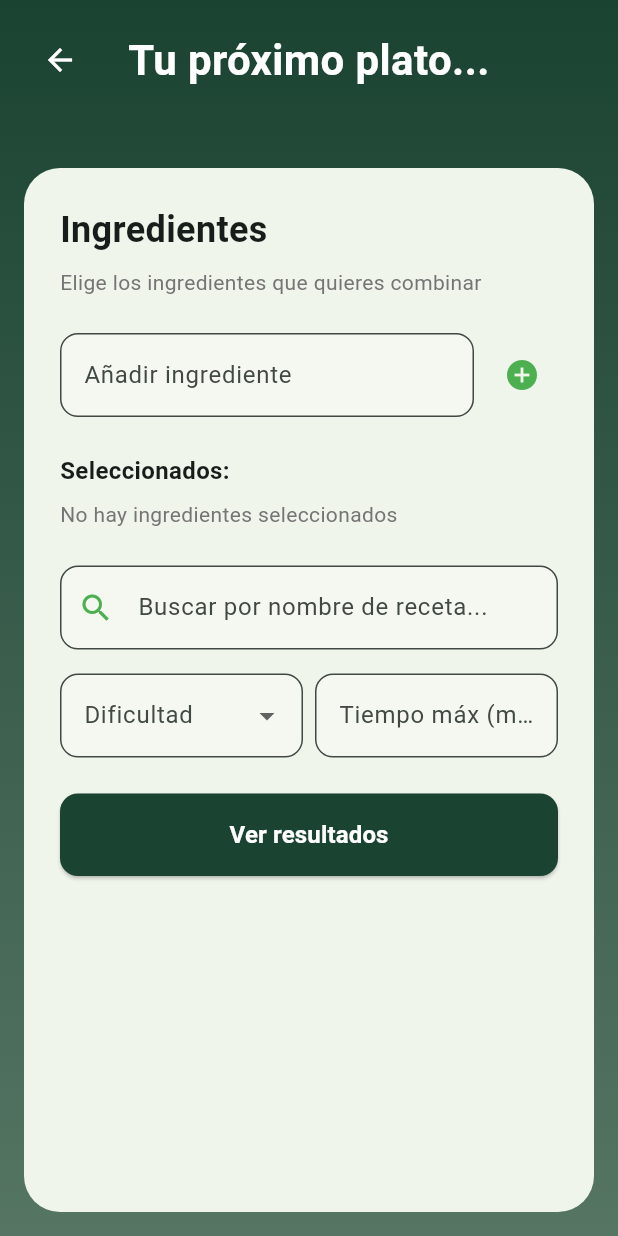
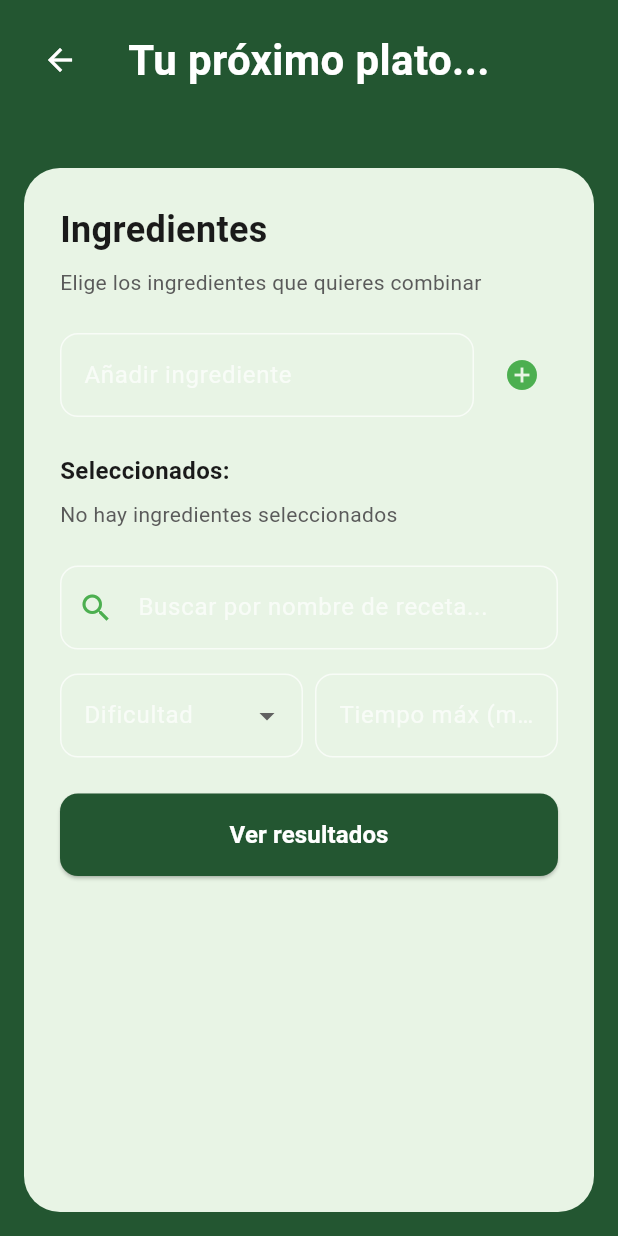
Before and after one commit to power4gods-source/NutriApp, a Flutter app: the RecipeFinderScreen screen opened directly, on a phone screen of 412 x 824 dp. Run offline on Flutter 3.47's test engine with Material 3 defaults, Android fonts, the phone set to English and light mode, and no system bars; our stand-ins replace cloud_firestore, firebase_core, firebase_crashlytics, firebase_storage, fl_chart, image_picker and 1 more; accounts and stored records are empty; network calls fail.

Commit message:
CooKind2

```diff
--- a/nutri_track/lib/config/app_theme.dart
+++ b/nutri_track/lib/config/app_theme.dart
@@ -1,14 +1,16 @@
 import 'package:flutter/material.dart';
 
-/// Tema CooKind: paleta verde elegante con acentos coloridos
+/// Tema CooKind: paleta verde elegante (#235631)
 class AppTheme {
-  // Colores principales (bosque elegante)
-  static const Color primary = Color(0xFF1B4332);
-  static const Color primaryLight = Color(0xFF2D6A4F);
-  static const Color primaryDark = Color(0xFF0D2818);
+  // Color principal - verde bosque
+  static const Color primary = Color(0xFF235631);
+
+  // Tonalidades del primary (más claro/oscuro)
+  static const Color primaryLight = Color(0xFF3D6B47);
+  static const Color primaryDark = Color(0xFF1A4025);
 
   // Verde acento (botones, highlights)
-  static const Color accent = Color(0xFF40916C);
+  static const Color accent = Color(0xFF4A7C54);
 
   // Acentos coloridos fuertes (tarjetas, iconos)
   static const Color vividRed = Color(0xFFD32F2F);      // Rojo intenso (favoritos, errores)
@@ -22,20 +24,20 @@
   static const Color ecoTerracotta = Color(0xFFBC6C25);
   static const Color ecoPeach = Color(0xFFF4A261);
 
-  // Fondos (abanico verdoso)
-  static const Color scaffoldBackground = Color(0xFFE0EBD8); // Verde menta suave
-  static const Color scaffoldBackgroundLight = Color(0xFFE8F0E4); // Variante más clara
-  static const Color ecoCream = Color(0xFFF5FAF2); // Crema con tono verde
-  static const Color surface = Color(0xFFF0F5EC);  // Superficie appbar (verde muy suave)
+  // Fondos: primary como base, tonalidades para interiores
+  static const Color scaffoldBackground = Color(0xFF235631);  // Fondo pestañas (primary)
+  static const Color scaffoldBackgroundLight = Color(0xFF2D4532); // Variante algo más clara
+  static const Color ecoCream = Color(0xFFE8F0E4); // Crema verdoso
+  static const Color surface = Color(0xFF2D4532);  // AppBar (tonalidad primary)
 
-  // Tarjetas: fondos tintados (no blanco puro)
-  static const Color cardBackground = Color(0xFFF5F8F0);   // Verde menta muy claro
-  static const Color cardBackgroundWarm = Color(0xFFF8F5F0); // Crema cálido
-  static const Color cardBorder = Color(0xFFD8E5D0);       // Borde verde suave
+  // Interiores con información: tonalidades muy claras para legibilidad
+  static const Color cardBackground = Color(0xFFE8F4E5);   // Verde muy claro (casi blanco)
+  static const Color cardBackgroundWarm = Color(0xFFF0F7ED); // Verde crema muy claro
+  static const Color cardBorder = Color(0xFFB8D4B0);       // Borde verde suave
 
   // Bordes y divisores
-  static const Color divider = Color(0xFFD4E2CE);
-  static const Color borderLight = Color(0xFFE2ECDD);
+  static const Color divider = Color(0xFFB8D4B0);
+  static const Color borderLight = Color(0xFFD0E2CA);
 
   // Dark mode - fondo negro base
   static const Color darkScaffoldBackground = Color(0xFF0A0A0A);
--- a/nutri_track/lib/screens/recipe_finder_screen.dart
+++ b/nutri_track/lib/screens/recipe_finder_screen.dart
@@ -500,7 +500,7 @@
                 child: Container(
                   margin: const EdgeInsets.all(16),
                   decoration: BoxDecoration(
-                    color: AppTheme.surface,
+                    color: AppTheme.cardBackground,
                     borderRadius: BorderRadius.circular(24),
                   ),
                   child: Padding(
@@ -509,17 +509,18 @@
                       child: Column(
                         crossAxisAlignment: CrossAxisAlignment.start,
                         children: [
-                        const Text(
+                        Text(
                           'Ingredientes',
                           style: TextStyle(
                             fontSize: 24,
                             fontWeight: FontWeight.bold,
+                            color: AppTheme.textPrimary(context),
                           ),
                         ),
                         const SizedBox(height: 8),
                         Text(
                           'Elige los ingredientes que quieres combinar',
-                          style: TextStyle(color: Colors.grey[600]),
+                          style: TextStyle(color: AppTheme.textSecondary(context)),
                         ),
                         const SizedBox(height: 24),
 
@@ -636,18 +637,19 @@
                         const SizedBox(height: 24),
 
                         // Selected ingredients (scrollable)
-                        const Text(
+                        Text(
                           'Seleccionados:',
                           style: TextStyle(
                             fontSize: 16,
                             fontWeight: FontWeight.w600,
+                            color: AppTheme.textPrimary(context),
                           ),
                         ),
                         const SizedBox(height: 8),
                         if (_selectedIngredients.isEmpty)
                           Text(
                             'No hay ingredientes seleccionados',
-                            style: TextStyle(color: Colors.grey[600]),
+                            style: TextStyle(color: AppTheme.textSecondary(context)),
                           )
                         else
                           SizedBox(
```
Also changed, not shown: nutri_track/lib/main.dart (+16 -6 lines), nutri_track/lib/screens/edit_profile_screen.dart (+46 -6 lines), nutri_track/lib/screens/home_screen.dart (+25 -15 lines), nutri_track/lib/screens/login_screen.dart (+25 -6 lines), nutri_track/lib/screens/recipes_screen.dart (+18 -15 lines), nutri_track/lib/screens/tracking_screen.dart (+28 -9 lines), nutri_track/lib/services/auth_service.dart (+13 -23 lines), nutri_track/lib/services/firebase_user_service.dart (+41 -0 lines), nutri_track/lib/widgets/app_drawer.dart (+9 -9 lines), 1 other file.
